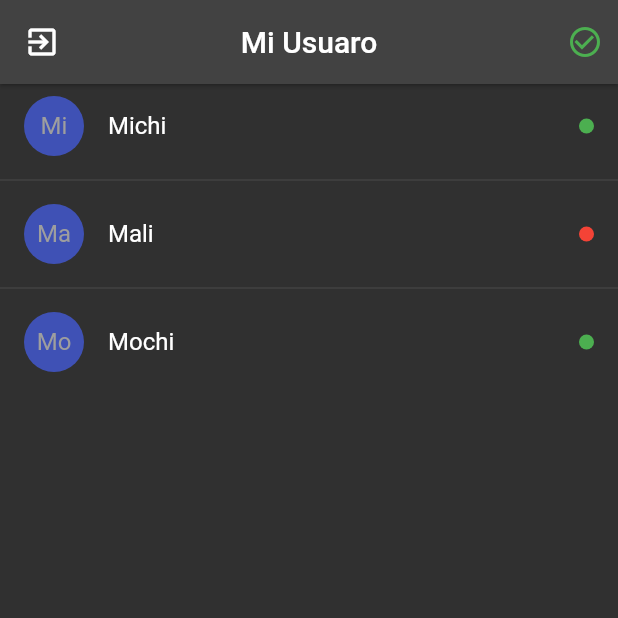
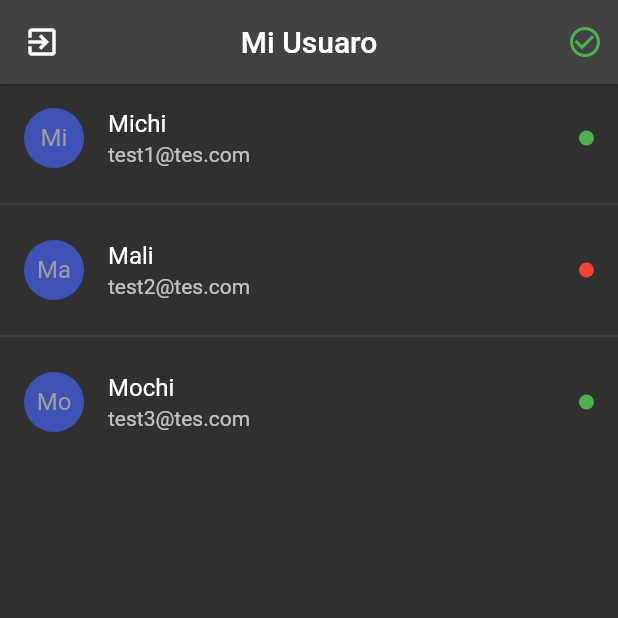
Before and after one commit to CVDE94/RealTime-Chat, a Flutter app: the screen it shows after launch, on a phone screen of 412 x 824 dp, the top half of it. Run offline on Flutter 3.47's test engine with Material 2 defaults, Android fonts, the phone set to English and light mode, and no system bars; drawn by our look-alikes of pull_to_refresh; our stand-ins replace google_fonts.

```diff
--- a/lib/pages/usuarios_page.dart
+++ b/lib/pages/usuarios_page.dart
@@ -1,5 +1,6 @@
 import 'package:flutter/material.dart';
 import 'package:google_fonts/google_fonts.dart';
+import 'package:pull_to_refresh/pull_to_refresh.dart';
 import 'package:real_time_chat/models/usuario.dart';
 
 class UsuariosPage extends StatefulWidget {
@@ -10,6 +11,9 @@ class UsuariosPage extends StatefulWidget {
 }
 
 class _UsuariosPageState extends State<UsuariosPage> {
+  RefreshController _refreshController =
+      RefreshController(initialRefresh: false);
+
   final usuarios = [
     Usuario(uuid: '01', usuario: 'Michi', email: 'test1@tes.com', online: true),
     Usuario(uuid: '02', usuario: 'Mali', email: 'test2@tes.com', online: false),
@@ -33,30 +37,53 @@ class _UsuariosPageState extends State<UsuariosPage> {
         actions: [
           Container(
             margin: const EdgeInsets.only(right: 10),
-              child:
-                  const Icon(Icons.check_circle_outline, color: Colors.green),
+            child: const Icon(Icons.check_circle_outline, color: Colors.green),
             //child: const Icon(Icons.offline_bolt_outlined, color: Colors.red),
           ),
         ],
       ),
-        body: ListView.separated(
-          physics: BouncingScrollPhysics(),
-          itemBuilder: (_, i) => ListTile(
-            title: Text(usuarios[i].usuario),
+      body: SmartRefresher(
+        controller: _refreshController,
+        enablePullDown: true,
+        onRefresh: _cargarUsuarios,
+        header: const WaterDropHeader(
+          complete: Icon(Icons.check, color: Colors.indigo),
+          waterDropColor: Colors.indigo,
+        ),
+        child: _listViewUsuarios(),
+      ),
+    );
+  }
+
+  ListView _listViewUsuarios() {
+    return ListView.separated(
+      physics: const BouncingScrollPhysics(),
+      itemBuilder: (_, i) => _usuarioListTitle(usuarios[i]),
+      separatorBuilder: (_, i) => const Divider(),
+      itemCount: usuarios.length,
+    );
+  }
+
+  ListTile _usuarioListTitle(Usuario usuario) {
+    return ListTile(
+      title: Text(usuario.usuario),
+      subtitle: Text(usuario.email),
       leading: CircleAvatar(
         backgroundColor: Colors.indigo,
-              child: Text(usuarios[i].usuario.substring(0, 2)),
+        child: Text(usuario.usuario.substring(0, 2)),
       ),
       trailing: Container(
         width: 10,
         height: 10,
         decoration: BoxDecoration(
-                  color: usuarios[i].online ? Colors.green : Colors.red,
+            color: usuario.online ? Colors.green : Colors.red,
             borderRadius: BorderRadius.circular(100)),
       ),
-          ),
-          separatorBuilder: (_, i) => const Divider(),
-          itemCount: usuarios.length,
-        ));
+    );
+  }
+
+  _cargarUsuarios() async {
+    await Future.delayed(const Duration(milliseconds: 1000));
+    _refreshController.refreshCompleted();
   }
 }
```
Also changed, not shown: pubspec.yaml (+1 -6 lines), pubspec.lock. Lines whose indentation alone changed are shown as unchanged.
